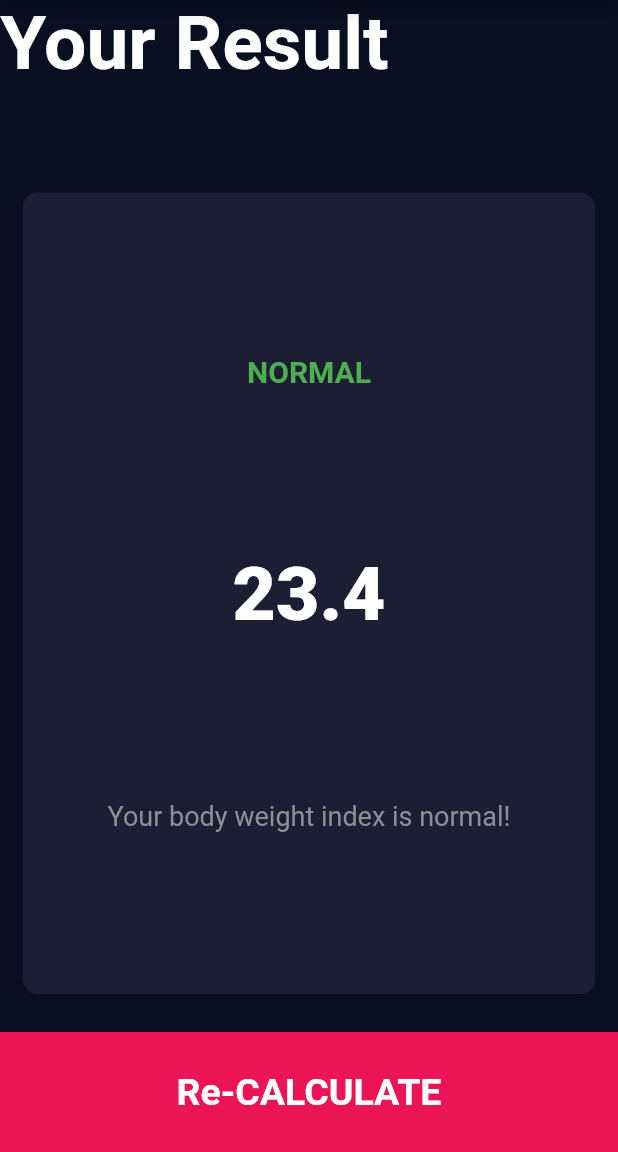
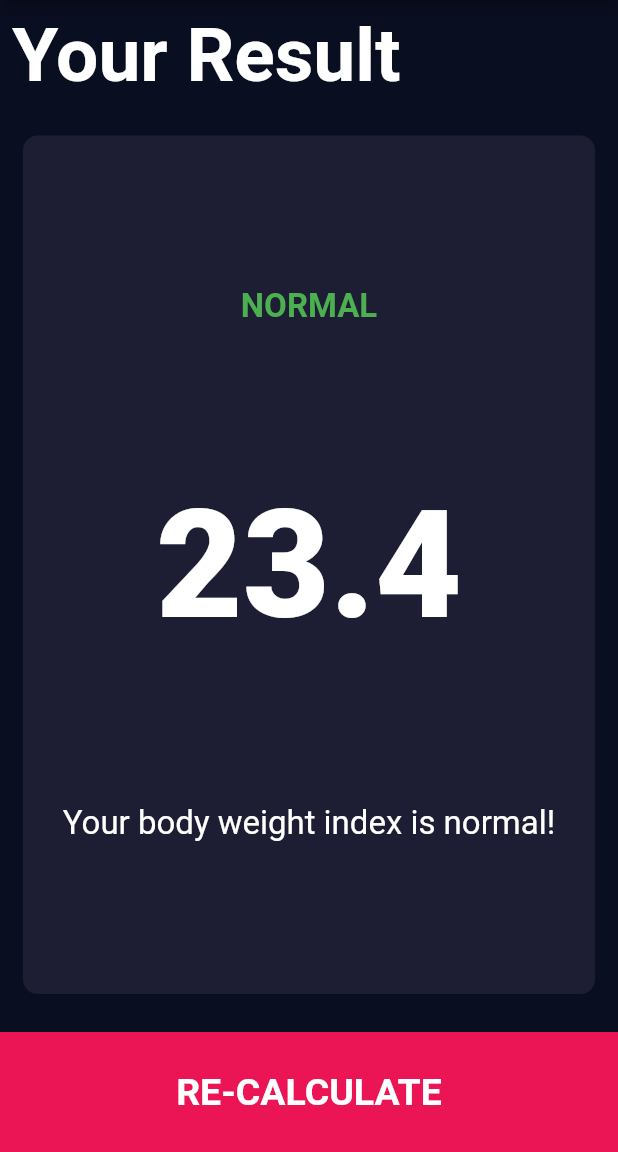
Before and after one commit to vaibhv0311/bmi-calculator, a Flutter app: the screen it shows after launch, after a tap on "CALCULATE", on a phone screen of 412 x 824 dp, the part 84-1236 px from its top. Run offline on Flutter 3.47's test engine with Material 2 defaults, Android fonts, the phone set to English and light mode, and no system bars; our stand-ins replace font_awesome_flutter.

Commit message:
formatting the code

```diff
--- /dev/null
+++ b/lib/components/bottom_button.dart
@@ -0,0 +1,27 @@
+import 'package:flutter/material.dart';
+import '../constants.dart';
+
+class BottomButton extends StatelessWidget {
+  final Function() onTap;
+  final String buttonTitle;
+  BottomButton({required this.buttonTitle, required this.onTap});
+
+  @override
+  Widget build(BuildContext context) {
+    return GestureDetector(
+      onTap: onTap,
+      child: Container(
+        color: kBottomContainerColor,
+        margin: EdgeInsets.only(top: 10.0),
+        width: double.infinity,
+        height: kBottomButtonHeight,
+        child: Center(
+            child: Text(
+          buttonTitle,
+          textAlign: TextAlign.center,
+          style: kBigTextStyle,
+        )),
+      ),
+    );
+  }
+}
--- a/lib/icon_content.dart
+++ b/lib/components/icon_content.dart
@@ -1,5 +1,5 @@
 import 'package:flutter/material.dart';
-import 'constants.dart';
+import 'package:bmi_calculator/constants.dart';
 
 class IconContent extends StatelessWidget {
   final IconData iconType;
--- a/lib/constants.dart
+++ b/lib/constants.dart
@@ -12,4 +12,8 @@ const kSliderMax = 220.0;
 const kBigTextStyle =
     TextStyle(fontSize: 25, fontWeight: FontWeight.bold, color: Colors.white);
 const kResultTextStyle =
-    TextStyle(color: Colors.green, fontSize: 20, fontWeight: FontWeight.bold);
+    TextStyle(color: Colors.green, fontSize: 22, fontWeight: FontWeight.bold);
+const kBMIStyle = TextStyle(fontSize: 100, fontWeight: FontWeight.w900);
+const kBodyTextStyle = TextStyle(
+  fontSize: 22,
+);
--- a/lib/inputpage.dart
+++ /dev/null
@@ -1,257 +0,0 @@
-import 'package:flutter/cupertino.dart';
-import 'icon_content.dart';
-import 'reusable_card.dart';
-import 'package:flutter/material.dart';
-import 'package:font_awesome_flutter/font_awesome_flutter.dart';
-import 'constants.dart';
-import 'roundbutton.dart';
-import 'result_page.dart';
-
-class InputPage extends StatefulWidget {
-  const InputPage({Key? key}) : super(key: key);
-
-  @override
-  _InputPageState createState() => _InputPageState();
-}
-
-enum GenderType { male, female }
-
-class _InputPageState extends State<InputPage> {
-  GenderType? selected;
-  int height = 140;
-  int weight = 60;
-  int age = 21;
-
-  @override
-  Widget build(BuildContext context) {
-    return Scaffold(
-        appBar: AppBar(
-          title: Text('BMI Calculator'),
-          centerTitle: true,
-          backgroundColor: kActiveCardColor,
-        ),
-        body: SafeArea(
-          child: Column(
-            crossAxisAlignment: CrossAxisAlignment.stretch,
-            children: [
-              Expanded(
-                flex: 2,
-                child: Row(
-                  children: [
-                    Expanded(
-                      child: GestureDetector(
-                        onTap: () {
-                          setState(() {
-                            selected = GenderType.male;
-                          });
-                        },
-                        child: ReusableCard(
-                            colour: selected == GenderType.male
-                                ? kActiveCardColor
-                                : kInactiveCardColor,
-                            cardChild: IconContent(
-                              iconType: FontAwesomeIcons.mars,
-                              gender: 'MALE',
-                            )),
-                      ), //male card
-                    ),
-                    Expanded(
-                      child: GestureDetector(
-                        onTap: () {
-                          setState(() {
-                            selected = GenderType.female;
-                          });
-                        },
-                        child: ReusableCard(
-                          colour: selected == GenderType.female
-                              ? kActiveCardColor
-                              : kInactiveCardColor,
-                          cardChild: IconContent(
-                            iconType: FontAwesomeIcons.venus,
-                            gender: 'FEMALE',
-                          ),
-                        ),
-                      ), //female card
-                    ),
-                  ],
-                ),
-              ),
-              Expanded(
-                flex: 2,
-                child: ReusableCard(
-                  colour: kInactiveCardColor,
-                  cardChild: Column(
-                    mainAxisAlignment: MainAxisAlignment.center,
-                    children: [
-                      Text(
-                        'HEIGHT',
-                        style: kLabelText,
-                      ),
-                      Row(
-                        mainAxisAlignment: MainAxisAlignment.center,
-                        crossAxisAlignment: CrossAxisAlignment.baseline,
-                        textBaseline: TextBaseline.alphabetic,
-                        children: [
-                          Text(height.toString(), style: kNumberStyle),
-                          Text(
-                            ' cm',
-                            style: kLabelText,
-                          ),
-                        ],
-                      ),
-                      SliderTheme(
-                        data: SliderTheme.of(context).copyWith(
-                            thumbShape:
-                                RoundSliderThumbShape(enabledThumbRadius: 15.0),
-                            thumbColor: kBottomContainerColor,
-                            activeTrackColor: Colors.white,
-                            inactiveTrackColor: kTextColor,
-                            overlayShape:
-                                RoundSliderOverlayShape(overlayRadius: 30.0),
-                            overlayColor: Color(0x29EB1555)),
-                        child: Slider(
-                          value: height.toDouble(),
-                          min: kSliderMin,
-                          max: kSliderMax,
-                          // activeColor: Colors.white,
-                          // inactiveColor: kTextColor,
-                          onChanged: (double newValue) {
-                            setState(() {
-                              height = newValue.round();
-                            });
-                          },
-                        ),
-                      ),
-                    ],
-                  ),
-                ),
-              ),
-              Expanded(
-                flex: 2,
-                child: Row(
-                  children: [
-                    Expanded(
-                      child: ReusableCard(
-                        colour: kInactiveCardColor,
-                        cardChild: Column(
-                          mainAxisAlignment: MainAxisAlignment.center,
-                          children: [
-                            Text(
-                              'WEIGHT',
-                              style: kLabelText,
-                            ),
-                            Row(
-                              mainAxisAlignment: MainAxisAlignment.center,
-                              crossAxisAlignment: CrossAxisAlignment.baseline,
-                              textBaseline: TextBaseline.alphabetic,
-                              children: [
-                                Text(
-                                  weight.toString(),
-                                  style: kNumberStyle,
-                                ),
-                                Text(
-                                  ' Kg',
-                                  style: kLabelText,
-                                )
-                              ],
-                            ),
-                            SizedBox(
-                              height: 4,
-                            ),
-                            Row(
-                              mainAxisAlignment: MainAxisAlignment.center,
-                              crossAxisAlignment: CrossAxisAlignment.center,
-                              children: [
-                                RoundIconButton(
-                                  icon: FontAwesomeIcons.minus,
-                                  onPress: () {
-                                    setState(() {
-                                      weight--;
-                                    });
-                                  },
-                                ),
-                                SizedBox(width: 10),
-                                RoundIconButton(
-                                  icon: FontAwesomeIcons.plus,
-                                  onPress: () {
-                                    setState(() {
-                                      weight++;
-                                    });
-                                  },
-                                ),
-                              ],
-                            )
-                          ],
-                        ),
-                      ),
-                    ),
-                    Expanded(
-                      child: ReusableCard(
-                        colour: kInactiveCardColor,
-                        cardChild: Column(
-                          mainAxisAlignment: MainAxisAlignment.center,
-                          children: [
-                            Text(
-                              'AGE',
-                              style: kLabelText,
-                            ),
-                            Text(
-                              age.toString(),
-                              style: kNumberStyle,
-                            ),
-                            SizedBox(
-                              height: 4,
-                            ),
-                            Row(
-                              mainAxisAlignment: MainAxisAlignment.center,
-                              crossAxisAlignment: CrossAxisAlignment.center,
-                              children: [
-                                RoundIconButton(
-                                  icon: FontAwesomeIcons.minus,
-                                  onPress: () {
-                                    setState(() {
-                                      age--;
-                                    });
-                                  },
-                                ),
-                                SizedBox(width: 10),
-                                RoundIconButton(
-                                  icon: FontAwesomeIcons.plus,
-                                  onPress: () {
-                                    setState(() {
-                                      age++;
-                                    });
-                                  },
-                                ),
-                              ],
-                            )
-                          ],
-                        ),
-                      ),
-                    ),
-                  ],
-                ),
-              ),
-              GestureDetector(
-                onTap: () {
-                  Navigator.push(context,
-                      MaterialPageRoute(builder: (context) => ResultPage()));
-                },
-                child: Container(
-                  color: kBottomContainerColor,
-                  margin: EdgeInsets.only(top: 10.0),
-                  width: double.infinity,
-                  height: kBottomButtonHeight,
-                  child: Center(
-                      child: Text(
-                    'CALCULATE',
-                    textAlign: TextAlign.center,
-                    style: kBigTextStyle,
-                  )),
-                ),
-              ),
-            ],
-          ),
-        ));
-  }
-}
--- a/lib/main.dart
+++ b/lib/main.dart
@@ -1,5 +1,5 @@
 import 'package:flutter/material.dart';
-import 'inputpage.dart';
+import 'screens/inputpage.dart';
 
 void main() {
   runApp(MyApp());
--- /dev/null
+++ b/lib/screens/inputpage.dart
@@ -0,0 +1,247 @@
+import 'package:flutter/cupertino.dart';
+import 'package:bmi_calculator/components//icon_content.dart';
+import '../components/reusable_card.dart';
+import 'package:flutter/material.dart';
+import 'package:font_awesome_flutter/font_awesome_flutter.dart';
+import '../constants.dart';
+import 'package:bmi_calculator/components/roundbutton.dart';
+import 'package:bmi_calculator/screens/result_page.dart';
+import '../components/bottom_button.dart';
+
+class InputPage extends StatefulWidget {
+  const InputPage({Key? key}) : super(key: key);
+
+  @override
+  _InputPageState createState() => _InputPageState();
+}
+
+enum GenderType { male, female }
+
+class _InputPageState extends State<InputPage> {
+  GenderType? selected;
+  int height = 140;
+  int weight = 60;
+  int age = 21;
+
+  @override
+  Widget build(BuildContext context) {
+    return Scaffold(
+      appBar: AppBar(
+        title: Text('BMI Calculator'),
+        centerTitle: true,
+        backgroundColor: kActiveCardColor,
+      ),
+      body: SafeArea(
+        child: Column(
+          crossAxisAlignment: CrossAxisAlignment.stretch,
+          children: [
+            Expanded(
+              flex: 2,
+              child: Row(
+                children: [
+                  Expanded(
+                    child: GestureDetector(
+                      onTap: () {
+                        setState(() {
+                          selected = GenderType.male;
+                        });
+                      },
+                      child: ReusableCard(
+                          colour: selected == GenderType.male
+                              ? kActiveCardColor
+                              : kInactiveCardColor,
+                          cardChild: IconContent(
+                            iconType: FontAwesomeIcons.mars,
+                            gender: 'MALE',
+                          )),
+                    ), //male card
+                  ),
+                  Expanded(
+                    child: GestureDetector(
+                      onTap: () {
+                        setState(() {
+                          selected = GenderType.female;
+                        });
+                      },
+                      child: ReusableCard(
+                        colour: selected == GenderType.female
+                            ? kActiveCardColor
+                            : kInactiveCardColor,
+                        cardChild: IconContent(
+                          iconType: FontAwesomeIcons.venus,
+                          gender: 'FEMALE',
+                        ),
+                      ),
+                    ), //female card
+                  ),
+                ],
+              ),
+            ),
+            Expanded(
+              flex: 2,
+              child: ReusableCard(
+                colour: kInactiveCardColor,
+                cardChild: Column(
+                  mainAxisAlignment: MainAxisAlignment.center,
+                  children: [
+                    Text(
+                      'HEIGHT',
+                      style: kLabelText,
+                    ),
+                    Row(
+                      mainAxisAlignment: MainAxisAlignment.center,
+                      crossAxisAlignment: CrossAxisAlignment.baseline,
+                      textBaseline: TextBaseline.alphabetic,
+                      children: [
+                        Text(height.toString(), style: kNumberStyle),
+                        Text(
+                          ' cm',
+                          style: kLabelText,
+                        ),
+                      ],
+                    ),
+                    SliderTheme(
+                      data: SliderTheme.of(context).copyWith(
+                          thumbShape:
+                              RoundSliderThumbShape(enabledThumbRadius: 15.0),
+                          thumbColor: kBottomContainerColor,
+                          activeTrackColor: Colors.white,
+                          inactiveTrackColor: kTextColor,
+                          overlayShape:
+                              RoundSliderOverlayShape(overlayRadius: 30.0),
+                          overlayColor: Color(0x29EB1555)),
+                      child: Slider(
+                        value: height.toDouble(),
+                        min: kSliderMin,
+                        max: kSliderMax,
+                        // activeColor: Colors.white,
+                        // inactiveColor: kTextColor,
+                        onChanged: (double newValue) {
+                          setState(() {
+                            height = newValue.round();
+                          });
+                        },
+                      ),
+                    ),
+                  ],
+                ),
+              ),
+            ),
+            Expanded(
+              flex: 2,
+              child: Row(
+                children: [
+                  Expanded(
+                    child: ReusableCard(
+                      colour: kInactiveCardColor,
+                      cardChild: Column(
+                        mainAxisAlignment: MainAxisAlignment.center,
+                        children: [
+                          Text(
+                            'WEIGHT',
+                            style: kLabelText,
+                          ),
+                          Row(
+                            mainAxisAlignment: MainAxisAlignment.center,
+                            crossAxisAlignment: CrossAxisAlignment.baseline,
+                            textBaseline: TextBaseline.alphabetic,
+                            children: [
+                              Text(
+                                weight.toString(),
+                                style: kNumberStyle,
+                              ),
+                              Text(
+                                ' Kg',
+                                style: kLabelText,
+                              )
+                            ],
+                          ),
+                          SizedBox(
+                            height: 4,
+                          ),
+                          Row(
+                            mainAxisAlignment: MainAxisAlignment.center,
+                            crossAxisAlignment: CrossAxisAlignment.center,
+                            children: [
+                              RoundIconButton(
+                                icon: FontAwesomeIcons.minus,
+                                onPress: () {
+                                  setState(() {
+                                    weight--;
+                                  });
+                                },
+                              ),
+                              SizedBox(width: 10),
+                              RoundIconButton(
+                                icon: FontAwesomeIcons.plus,
+                                onPress: () {
+                                  setState(() {
+                                    weight++;
+                                  });
+                                },
+                              ),
+                            ],
+                          )
+                        ],
+                      ),
+                    ),
+                  ),
+                  Expanded(
+                    child: ReusableCard(
+                      colour: kInactiveCardColor,
+                      cardChild: Column(
+                        mainAxisAlignment: MainAxisAlignment.center,
+                        children: [
+                          Text(
+                            'AGE',
+                            style: kLabelText,
+                          ),
+                          Text(
+                            age.toString(),
+                            style: kNumberStyle,
+                          ),
+                          SizedBox(
+                            height: 4,
+                          ),
+                          Row(
+                            mainAxisAlignment: MainAxisAlignment.center,
+                            crossAxisAlignment: CrossAxisAlignment.center,
+                            children: [
+                              RoundIconButton(
+                                icon: FontAwesomeIcons.minus,
+                                onPress: () {
+                                  setState(() {
+                                    age--;
+                                  });
+                                },
+                              ),
+                              SizedBox(width: 10),
+                              RoundIconButton(
+                                icon: FontAwesomeIcons.plus,
+                                onPress: () {
+                                  setState(() {
+                                    age++;
+                                  });
+                                },
+                              ),
+                            ],
+                          )
+                        ],
+                      ),
+                    ),
+                  ),
+                ],
+              ),
+            ),
+            BottomButton(
+                buttonTitle: 'CALCULATE',
+                onTap: () {
+                  Navigator.push(context,
+                      MaterialPageRoute(builder: (context) => ResultPage()));
+                })
+          ],
+        ),
+      ),
+    );
+  }
+}
--- a/lib/result_page.dart
+++ b/lib/screens/result_page.dart
@@ -1,7 +1,8 @@
+
 import 'package:flutter/material.dart';
-import 'constants.dart';
-import 'reusable_card.dart';
-import 'inputpage.dart';
+import 'package:bmi_calculator/constants.dart';
+import 'package:bmi_calculator/components/reusable_card.dart';
+import 'package:bmi_calculator/components/bottom_button.dart';
 
 class ResultPage extends StatelessWidget {
   const ResultPage({Key? key}) : super(key: key);
@@ -19,7 +20,8 @@ class ResultPage extends StatelessWidget {
             crossAxisAlignment: CrossAxisAlignment.stretch,
             mainAxisAlignment: MainAxisAlignment.spaceEvenly,
             children: [
-              Expanded(
+              Padding(
+                padding: const EdgeInsets.all(8.0),
                 child: Text(
                   'Your Result',
                   style: TextStyle(fontSize: 50, fontWeight: FontWeight.bold),
@@ -39,33 +41,22 @@ class ResultPage extends StatelessWidget {
                       ),
                       Text(
                         '23.4',
-                        style: kNumberStyle,
+                        style: kBMIStyle,
                       ),
                       Text(
                         'Your body weight index is normal!',
-                        style: kLabelText,
+                        style: kBodyTextStyle,
+                        textAlign: TextAlign.center,
                       )
                     ],
                   ),
                 ),
               ),
-              GestureDetector(
+              BottomButton(
+                buttonTitle: 'RE-CALCULATE',
                 onTap: () {
-                  Navigator.push(context,
-                      MaterialPageRoute(builder: (context) => InputPage()));
+                  Navigator.pop(context);
                 },
-                child: Container(
-                  color: kBottomContainerColor,
-                  margin: EdgeInsets.only(top: 10.0),
-                  width: double.infinity,
-                  height: kBottomButtonHeight,
-                  child: Center(
-                      child: Text(
-                    'Re-CALCULATE',
-                    textAlign: TextAlign.center,
-                    style: kBigTextStyle,
-                  )),
-                ),
               ),
             ],
           ),
```
Also changed, not shown: lib/components/reusable_card.dart (renamed from lib/reusable_card.dart), lib/components/roundbutton.dart (renamed from lib/roundbutton.dart).
